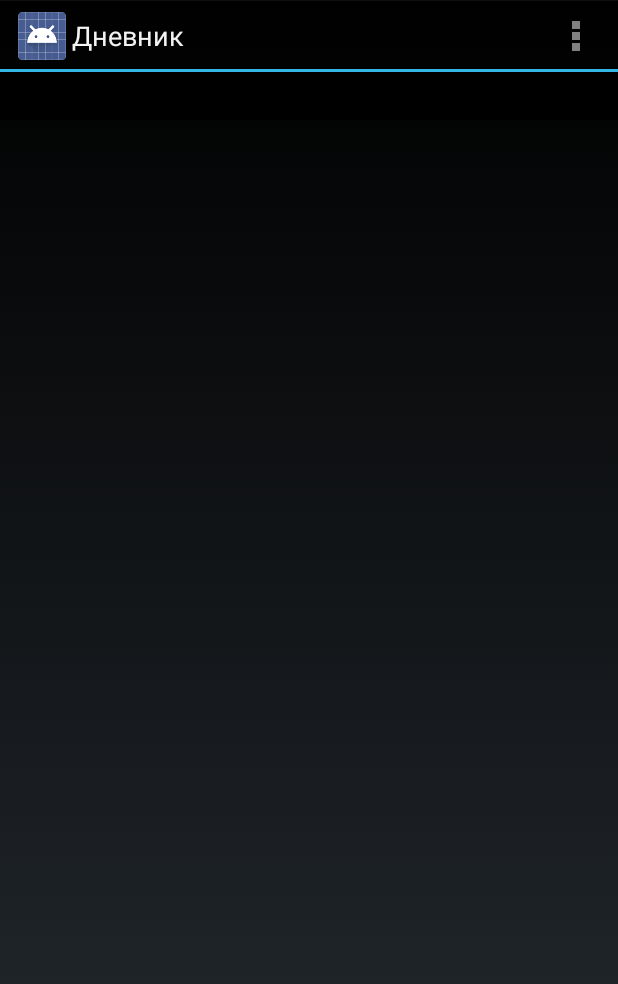
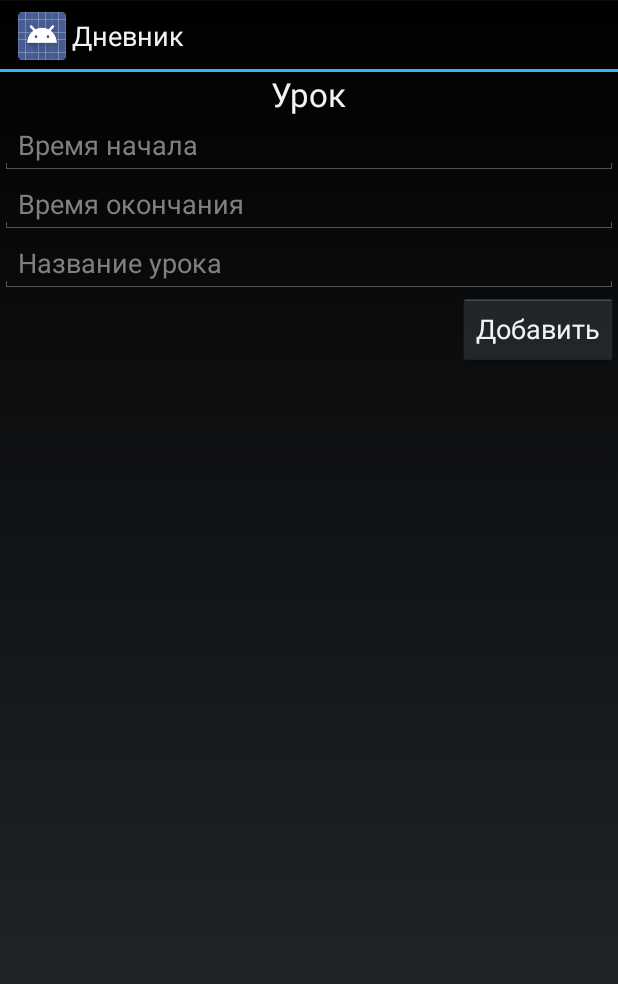
Before and after one commit to asutp36/SchoolTT, an Android app: the screen it shows after launch (MainActivity before the commit, EditLessonActivity after it), in the options menu, after a tap on "Добавить урок", on a phone screen of 412 x 824 dp. Shown: the top 984 px of the screen. Run offline under Robolectric (Android 15) with nearby library versions, the phone set to English and light mode, and no system bars; libraries missing offline, so code that uses them is left out: com.thoughtworks.xstream; 1 statement that could not run was skipped.

Commit message:
- сделал добавление урока;

```diff
--- /dev/null
+++ b/app/src/main/java/com/samschool/schooltt/pages/EditLessonActivity.java
@@ -0,0 +1,54 @@
+package com.samschool.schooltt.pages;
+
+import android.app.Activity;
+import android.content.Intent;
+import android.os.Bundle;
+import android.view.Menu;
+import android.view.MenuItem;
+import android.view.View;
+import android.widget.TextView;
+
+import com.samschool.schooltt.pages.R;
+
+public class EditLessonActivity extends Activity {
+
+    TimeTable mainTT;
+    int dayPosition;
+
+    @Override
+    protected void onCreate(Bundle savedInstanceState) {
+        super.onCreate(savedInstanceState);
+        setContentView(R.layout.edit_lesson);
+
+        mainTT = (TimeTable)getIntent().getExtras().getSerializable("TimeTable");
+        dayPosition = getIntent().getExtras().getInt("dayPosition", 0);
+    }
+
+    public void onClick(View v) {
+        switch (v.getId()) {
+            case R.id.btnCreate:
+                CreateLesson();
+                break;
+//            case R.id.btnCancel:
+////                readFile();
+//                break;
+        }
+
+        Intent intent = new Intent(this, MainActivity.class);
+
+        intent.putExtra("dayPosition", dayPosition);
+
+        startActivity(intent);
+    }
+
+    // Добавить день
+    public void CreateLesson()
+    {
+        TextView startTime = (TextView) findViewById(R.id.startTime);
+        TextView stopTime = (TextView) findViewById(R.id.stopTime);
+        TextView lessonName = (TextView) findViewById(R.id.lessonName);
+
+        TTLesson lesson = new TTLesson(startTime.getText().toString(), stopTime.getText().toString(), lessonName.getText().toString());
+        mainTT.AddLesson(this, dayPosition, lesson);
+    }
+}
--- a/app/src/main/java/com/samschool/schooltt/pages/MainActivity.java
+++ b/app/src/main/java/com/samschool/schooltt/pages/MainActivity.java
@@ -78,15 +78,23 @@ public class MainActivity extends FragmentActivity {
     public boolean onOptionsItemSelected(MenuItem item) {
         int id = item.getItemId();
 
+        Intent intent;
+
         switch(id) {
             case R.id.edit_day:
                 // открыть activity редактирования дня
-                Intent intent = new Intent(this, EditActivity.class);
+                intent = new Intent(this, EditActivity.class);
                 intent.putExtra("TimeTable", mainTT);
                 startActivity(intent);
 
                 return true;
             case R.id.edit_lesson:
+                // открыть activity редактирования урока
+                intent = new Intent(this, EditLessonActivity.class);
+                intent.putExtra("TimeTable", mainTT);
+                intent.putExtra("dayPosition", pager.getCurrentItem());
+                startActivity(intent);
+
                 return  true;
             default:
                 return super.onOptionsItemSelected(item);
--- a/app/src/main/java/com/samschool/schooltt/pages/TTLesson.java
+++ b/app/src/main/java/com/samschool/schooltt/pages/TTLesson.java
@@ -16,11 +16,10 @@ public class TTLesson  implements Serializable {
     // Домашнее задание
     String _homework;
 
-    public TTLesson(String startTime, String stopTime, String subject, String homework)
+    public TTLesson(String startTime, String stopTime, String subject)
     {
         _startTime = startTime;
         _stopTime = stopTime;
         _subject = subject;
-        _homework = homework;
     }
 }
--- /dev/null
+++ b/app/src/main/res/layout/edit_lesson.xml
@@ -0,0 +1,50 @@
+<LinearLayout
+    xmlns:android="http://schemas.android.com/apk/res/android"
+    xmlns:tools="http://schemas.android.com/tools"
+    android:layout_width="fill_parent"
+    android:layout_height="fill_parent"
+    android:orientation="vertical">
+    <LinearLayout
+        android:layout_width="match_parent"
+        android:layout_height="wrap_content">
+
+    </LinearLayout>
+
+    <TextView
+        android:layout_width="wrap_content"
+        android:layout_height="wrap_content"
+        android:textAppearance="?android:attr/textAppearanceLarge"
+        android:text="Урок"
+        android:id="@+id/title"
+        android:layout_gravity="center_horizontal" />
+
+    <EditText
+        android:layout_width="match_parent"
+        android:layout_height="wrap_content"
+        android:inputType="time"
+        android:ems="10"
+        android:id="@+id/startTime"
+        android:hint="Время начала" />
+
+    <EditText
+        android:layout_width="match_parent"
+        android:layout_height="wrap_content"
+        android:inputType="time"
+        android:ems="10"
+        android:id="@+id/stopTime"
+        android:hint="Время окончания" />
+
+    <EditText
+        android:layout_width="match_parent"
+        android:layout_height="wrap_content"
+        android:id="@+id/lessonName"
+        android:hint="Название урока" />
+
+    <Button
+        android:layout_width="wrap_content"
+        android:layout_height="wrap_content"
+        android:text="Добавить"
+        android:id="@+id/btnCreate"
+        android:layout_gravity="right"
+        android:onClick="onClick" />
+</LinearLayout>
--- /dev/null
+++ b/app/src/main/res/menu/menu_edit_lesson.xml
@@ -0,0 +1,6 @@
+<menu xmlns:android="http://schemas.android.com/apk/res/android"
+    xmlns:tools="http://schemas.android.com/tools"
+    tools:context="com.samschool.schooltt.pages.EditLessonActivity">
+    <item android:id="@+id/action_settings" android:title="@string/action_settings"
+        android:orderInCategory="100" android:showAsAction="never" />
+</menu>
--- a/app/src/main/res/values/strings.xml
+++ b/app/src/main/res/values/strings.xml
@@ -6,4 +6,7 @@
 
     <string name="edit_day">Добавить день</string>
     <string name="edit_lesson">Добавить урок</string>
+    <string name="title_activity_edit_lesson">EditLessonActivity</string>
+
+    <string name="hello_world">Hello world!</string>
 </resources>
```
Also changed, not shown: app/src/main/AndroidManifest.xml (+6 -2 lines), app/src/main/java/com/samschool/schooltt/pages/TimeTable.java (+10 -0 lines).
